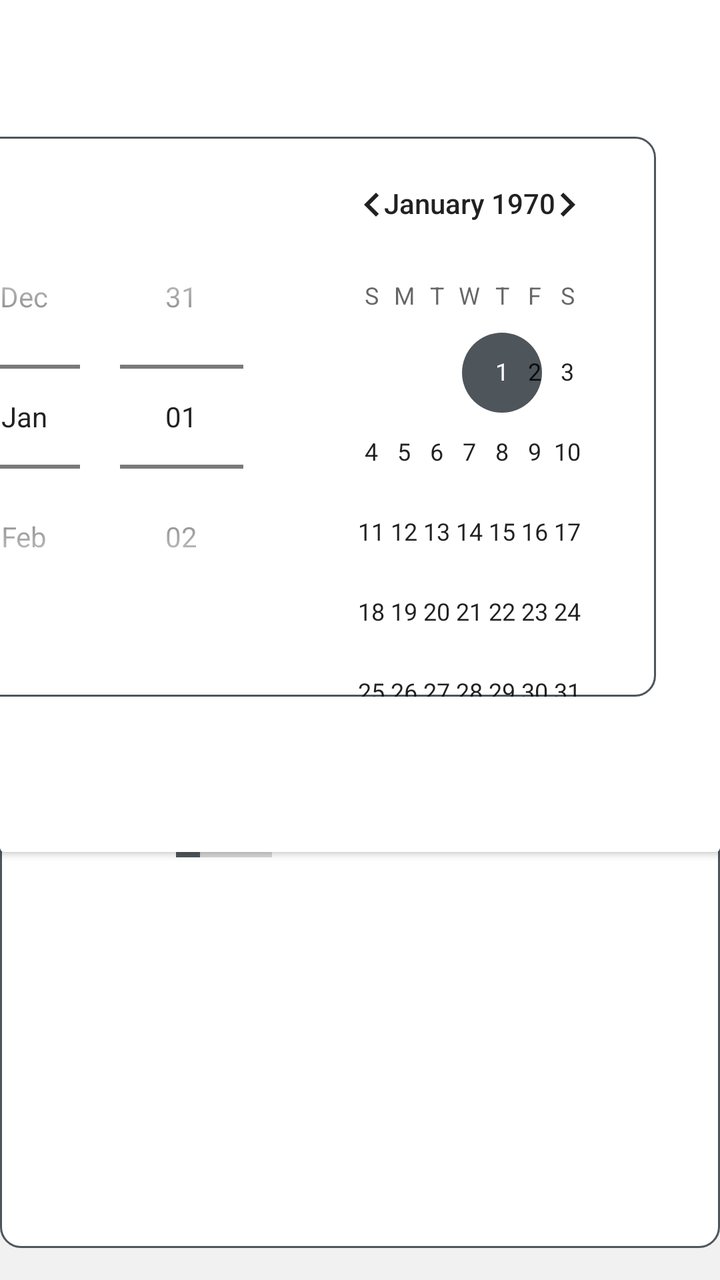
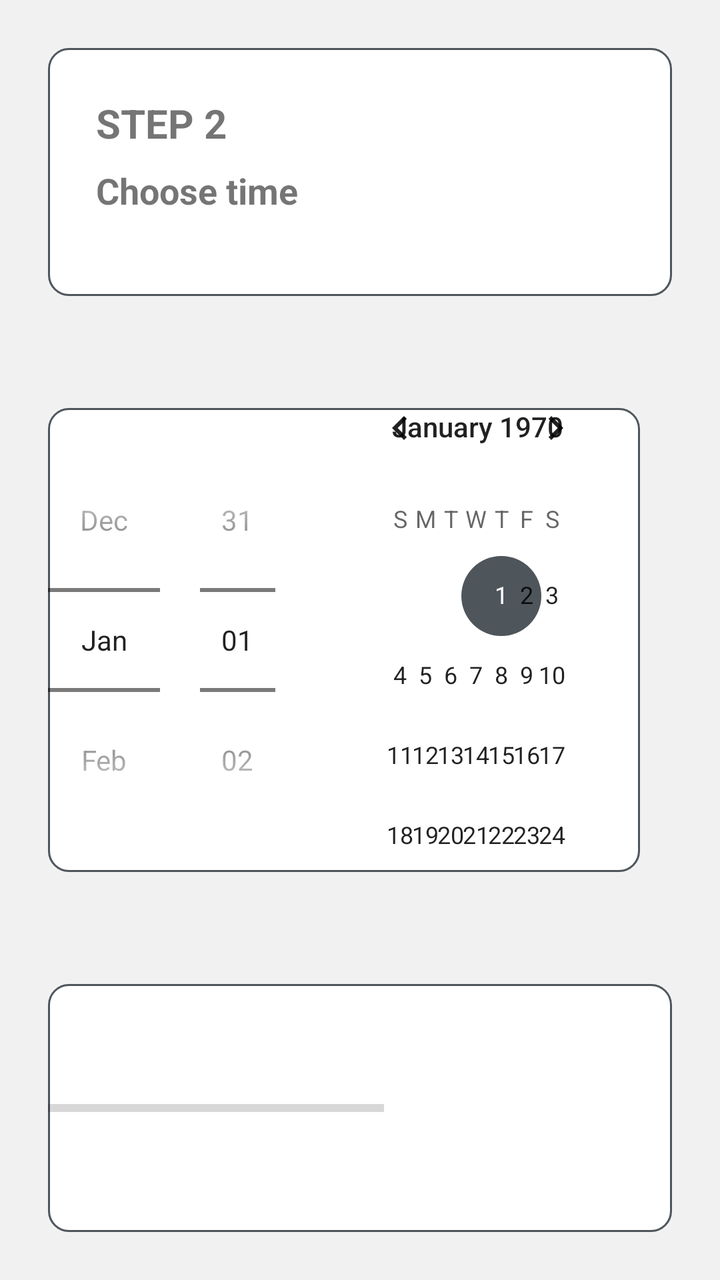

Screens rendered from an Android XML layout before and after an edit, with the pre-edit source and the edit as a unified diff.
<!-- AndroidManifest.xml: application theme AppTheme -->
<!-- res/layout/fragment_creator_time_select.xml -->
<?xml version="1.0" encoding="utf-8"?>
<layout xmlns:android="http://schemas.android.com/apk/res/android"
    xmlns:app="http://schemas.android.com/apk/res-auto"
    xmlns:tools="http://schemas.android.com/tools">

    <data>

        <variable
            name="viewModel"
            type="eu.agribot.agribotapp.ui.fragment.taskcreator.timeselect.CreatorTimeSelectViewModel" />
    </data>


    <androidx.constraintlayout.widget.ConstraintLayout
        android:layout_width="match_parent"
        android:layout_height="match_parent"
        android:background="@color/background_gray">


        <androidx.cardview.widget.CardView
            android:id="@+id/cardView"
            android:layout_width="0dp"
            android:layout_height="wrap_content"
            android:layout_marginTop="1dp"
            android:orientation="vertical"
            app:layout_constraintEnd_toEndOf="parent"
            app:layout_constraintStart_toStartOf="parent"
            app:layout_constraintTop_toTopOf="parent">

            <TextView
                android:layout_width="match_parent"
                android:layout_height="wrap_content"
                android:layout_marginHorizontal="@dimen/margin_xlarge"
                android:layout_marginTop="@dimen/margin_xlarge"
                android:layout_marginBottom="@dimen/margin_medium"
                android:text="STEP 2"
                android:textSize="@dimen/margin_xlarge"
                android:textStyle="bold" />

            <TextView
                android:layout_width="match_parent"
                android:layout_height="wrap_content"
                android:layout_marginHorizontal="@dimen/margin_xlarge"
                android:layout_marginBottom="@dimen/margin_xlarge"
                android:text="Choose time"
                android:textSize="@dimen/text_size_xlarge"
                android:textStyle="bold" />


        </androidx.cardview.widget.CardView>

        <androidx.cardview.widget.CardView
            android:id="@+id/cardView2"
            android:layout_width="0dp"
            android:layout_height="wrap_content"
            android:layout_marginBottom="214dp"
            android:gravity="center"
            app:layout_constraintBottom_toBottomOf="parent"
            app:layout_constraintEnd_toEndOf="parent"
            app:layout_constraintStart_toStartOf="parent">

            <LinearLayout
                android:layout_width="match_parent"
                android:layout_height="wrap_content"
                android:gravity="center"
                android:orientation="horizontal">

                <DatePicker
                    android:id="@+id/date_picker"
                    android:layout_width="wrap_content"
                    android:layout_height="wrap_content"
                    android:layout_gravity="center"
                    android:layout_margin="@dimen/margin_medium"
                    android:background="@drawable/rounded_corner_layout"
                    android:datePickerMode="spinner" />

                <TimePicker
                    android:id="@+id/time_picker"
                    android:layout_width="wrap_content"
                    android:layout_height="wrap_content"
                    android:layout_gravity="center"
                    android:layout_margin="@dimen/margin_xlarge"
                    android:background="@drawable/rounded_corner_layout"
                    android:timePickerMode="clock"
                    tools:layout_editor_absoluteX="680dp"
                    tools:layout_editor_absoluteY="0dp" />


            </LinearLayout>
        </androidx.cardview.widget.CardView>


        <LinearLayout
            android:layout_width="0dp"
            android:layout_height="wrap_content"
            android:layout_marginBottom="16dp"
            android:background="@drawable/rounded_corner_layout"
            android:gravity="end"
            android:orientation="horizontal"
            app:layout_constraintBottom_toBottomOf="parent"
            app:layout_constraintEnd_toEndOf="parent"
            app:layout_constraintStart_toStartOf="parent">

            <TextView
                android:layout_width="wrap_content"
                android:layout_height="wrap_content"
                android:layout_gravity="center"
                android:layout_marginHorizontal="@dimen/margin_xxlarge"
                android:text="@string/configuration_progress" />

            <ProgressBar
                style="@style/Widget.AppCompat.ProgressBar.Horizontal"
                android:layout_width="wrap_content"
                android:layout_height="wrap_content"
                android:padding="@dimen/margin_xxlarge"
                android:layout_gravity="center"
                android:layout_marginHorizontal="@dimen/margin_xxlarge"
                android:progress="25" />


            <TextView
                android:layout_width="wrap_content"
                android:layout_height="wrap_content"
                android:layout_gravity="center"
                android:layout_marginHorizontal="@dimen/margin_xxlarge"
                android:text="@string/set_time_question" />


            <androidx.appcompat.widget.SwitchCompat
                android:id="@+id/time_activator"
                android:layout_width="wrap_content"
                android:layout_height="wrap_content"
                android:layout_gravity="center"
                android:layout_marginHorizontal="@dimen/margin_xxlarge" />


            <com.google.android.material.button.MaterialButton
                android:layout_width="wrap_content"
                android:layout_height="wrap_content"
                android:layout_margin="@dimen/margin_medium"
                android:layout_gravity="center"
                android:onClick="@{()-> viewModel.onPreviousButtonClicked()}"
                android:text="@string/back_button" />

            <com.google.android.material.button.MaterialButton
                android:layout_width="wrap_content"
                android:layout_height="wrap_content"
                android:layout_gravity="center"
                android:layout_margin="@dimen/margin_medium"
                android:onClick="@{()-> viewModel.onNextButtonClicked()}"
                android:text="@string/next_button" />


        </LinearLayout>

    </androidx.constraintlayout.widget.ConstraintLayout>

</layout>
<!-- resources referenced by this layout -->
<resources>
  <color name="background_gray">#f1f1f1</color>
  <dimen name="margin_medium">8dp</dimen>
  <dimen name="margin_xlarge">24dp</dimen>
  <dimen name="margin_xxlarge">32dp</dimen>
  <dimen name="text_size_xlarge">20sp</dimen>
  <!-- drawable rounded_corner_layout (drawable-mdpi) -->
  <?xml version="1.0" encoding="utf-8"?>
  <shape xmlns:android="http://schemas.android.com/apk/res/android">
  
      <solid android:color="@android:color/white"/>
      <corners android:radius="10dp"/>
      <stroke
          android:width="1dp"
          android:color="@color/gray" />
  
  </shape>
  <string name="back_button">Powrót</string>
  <string name="configuration_progress">Postęp konfiguracji</string>
  <string name="next_button">Next</string>
  <string name="set_time_question">Czy chcesz ustawic czas?</string>
  <style name="AppTheme" parent="Theme.MaterialComponents.Light.DarkActionBar">
          
          <item name="colorPrimary">@color/colorPrimary</item>
          <item name="colorPrimaryDark">@color/colorPrimaryDark</item>
          <item name="colorAccent">@color/colorAccent</item>
      </style>
  <color name="gray">#4E555B</color>
  <color name="colorPrimary">@color/base_green</color>
  <color name="colorPrimaryDark">@color/base_green_darker</color>
  <color name="colorAccent">@color/gray</color>
  <color name="base_green">#719430</color>
  <color name="base_green_darker">#426600</color>
</resources>

<!-- the commit's change to res/layout/fragment_creator_time_select.xml (unified diff, before → after) -->
@@ -11,64 +11,56 @@
     </data>
 
 
-    <androidx.constraintlayout.widget.ConstraintLayout
+    <LinearLayout
         android:layout_width="match_parent"
         android:layout_height="match_parent"
+        android:gravity="center"
+        android:orientation="vertical"
         android:background="@color/background_gray">
 
 
-        <androidx.cardview.widget.CardView
-            android:id="@+id/cardView"
-            android:layout_width="0dp"
-            android:layout_height="wrap_content"
-            android:layout_marginTop="1dp"
-            android:orientation="vertical"
-            app:layout_constraintEnd_toEndOf="parent"
-            app:layout_constraintStart_toStartOf="parent"
-            app:layout_constraintTop_toTopOf="parent">
+            <LinearLayout
+                android:layout_width="match_parent"
+                android:layout_height="0dp"
+                android:layout_weight="1"
+                android:layout_margin="@dimen/margin_xlarge"
+                android:background="@drawable/rounded_corner_layout"
+                android:orientation="vertical">
 
-            <TextView
-                android:layout_width="match_parent"
-                android:layout_height="wrap_content"
-                android:layout_marginHorizontal="@dimen/margin_xlarge"
-                android:layout_marginTop="@dimen/margin_xlarge"
-                android:layout_marginBottom="@dimen/margin_medium"
-                android:text="STEP 2"
-                android:textSize="@dimen/margin_xlarge"
-                android:textStyle="bold" />
+                <TextView
+                    android:layout_width="match_parent"
+                    android:layout_height="wrap_content"
+                    android:layout_marginHorizontal="@dimen/margin_xlarge"
+                    android:layout_marginTop="@dimen/margin_xlarge"
+                    android:layout_marginBottom="@dimen/margin_medium"
+                    android:text="@string/step_2"
+                    android:textSize="@dimen/text_size_xlarge"
+                    android:textStyle="bold" />
 
-            <TextView
-                android:layout_width="match_parent"
-                android:layout_height="wrap_content"
-                android:layout_marginHorizontal="@dimen/margin_xlarge"
-                android:layout_marginBottom="@dimen/margin_xlarge"
-                android:text="Choose time"
-                android:textSize="@dimen/text_size_xlarge"
-                android:textStyle="bold" />
+                <TextView
+                    android:layout_width="match_parent"
+                    android:layout_height="wrap_content"
+                    android:layout_marginHorizontal="@dimen/margin_xlarge"
+                    android:layout_marginBottom="@dimen/margin_xlarge"
+                    android:text="@string/choose_time"
+                    android:textSize="@dimen/text_size_large"
+                    android:textStyle="bold" />
 
 
-        </androidx.cardview.widget.CardView>
+            </LinearLayout>
 
-        <androidx.cardview.widget.CardView
-            android:id="@+id/cardView2"
-            android:layout_width="0dp"
-            android:layout_height="wrap_content"
-            android:layout_marginBottom="214dp"
-            android:gravity="center"
-            app:layout_constraintBottom_toBottomOf="parent"
-            app:layout_constraintEnd_toEndOf="parent"
-            app:layout_constraintStart_toStartOf="parent">
 
             <LinearLayout
                 android:layout_width="match_parent"
-                android:layout_height="wrap_content"
-                android:gravity="center"
-                android:orientation="horizontal">
+                android:layout_height="0dp"
+                android:layout_weight="2"
+                android:layout_margin="@dimen/margin_xlarge"
+                android:gravity="center">
 
                 <DatePicker
                     android:id="@+id/date_picker"
                     android:layout_width="wrap_content"
-                    android:layout_height="wrap_content"
+                    android:layout_height="match_parent"
                     android:layout_gravity="center"
                     android:layout_margin="@dimen/margin_medium"
                     android:background="@drawable/rounded_corner_layout"
@@ -77,52 +69,46 @@
                 <TimePicker
                     android:id="@+id/time_picker"
                     android:layout_width="wrap_content"
-                    android:layout_height="wrap_content"
+                    android:layout_height="match_parent"
                     android:layout_gravity="center"
-                    android:layout_margin="@dimen/margin_xlarge"
+                    android:layout_margin="@dimen/margin_medium"
                     android:background="@drawable/rounded_corner_layout"
-                    android:timePickerMode="clock"
-                    tools:layout_editor_absoluteX="680dp"
-                    tools:layout_editor_absoluteY="0dp" />
+                    android:timePickerMode="clock" />
+            </LinearLayout>
 
-
-            </LinearLayout>
-        </androidx.cardview.widget.CardView>
 
 
         <LinearLayout
-            android:layout_width="0dp"
-            android:layout_height="wrap_content"
-            android:layout_marginBottom="16dp"
+            android:layout_width="match_parent"
+            android:layout_height="0dp"
+            android:layout_weight="1"
+            android:layout_margin="@dimen/margin_xlarge"
             android:background="@drawable/rounded_corner_layout"
             android:gravity="end"
-            android:orientation="horizontal"
-            app:layout_constraintBottom_toBottomOf="parent"
-            app:layout_constraintEnd_toEndOf="parent"
-            app:layout_constraintStart_toStartOf="parent">
+            android:orientation="horizontal">
 
             <TextView
                 android:layout_width="wrap_content"
                 android:layout_height="wrap_content"
                 android:layout_gravity="center"
-                android:layout_marginHorizontal="@dimen/margin_xxlarge"
+                android:layout_marginHorizontal="@dimen/margin_large"
                 android:text="@string/configuration_progress" />
 
             <ProgressBar
                 style="@style/Widget.AppCompat.ProgressBar.Horizontal"
-                android:layout_width="wrap_content"
+                android:layout_width="452dp"
                 android:layout_height="wrap_content"
-                android:padding="@dimen/margin_xxlarge"
+                android:padding="@dimen/margin_large"
                 android:layout_gravity="center"
-                android:layout_marginHorizontal="@dimen/margin_xxlarge"
-                android:progress="25" />
+                android:layout_marginHorizontal="@dimen/margin_large"
+                android:progress="50" />
 
 
             <TextView
                 android:layout_width="wrap_content"
                 android:layout_height="wrap_content"
                 android:layout_gravity="center"
-                android:layout_marginHorizontal="@dimen/margin_xxlarge"
+                android:layout_marginHorizontal="@dimen/margin_large"
                 android:text="@string/set_time_question" />
 
 
@@ -131,7 +117,7 @@
                 android:layout_width="wrap_content"
                 android:layout_height="wrap_content"
                 android:layout_gravity="center"
-                android:layout_marginHorizontal="@dimen/margin_xxlarge" />
+                android:layout_marginHorizontal="@dimen/margin_large" />
 
 
             <com.google.android.material.button.MaterialButton
@@ -146,13 +132,15 @@
                 android:layout_width="wrap_content"
                 android:layout_height="wrap_content"
                 android:layout_gravity="center"
-                android:layout_margin="@dimen/margin_medium"
+                android:layout_marginHorizontal="@dimen/margin_large"
+                android:layout_marginVertical="@dimen/margin_medium"
                 android:onClick="@{()-> viewModel.onNextButtonClicked()}"
                 android:text="@string/next_button" />
 
 
         </LinearLayout>
 
-    </androidx.constraintlayout.widget.ConstraintLayout>
+
+    </LinearLayout>
 
 </layout>
<!-- resource entries referenced after the edit -->
@@ -1,9 +1,10 @@
 <!-- resources referenced by this layout -->
 <resources>
   <color name="background_gray">#f1f1f1</color>
+  <dimen name="margin_large">16dp</dimen>
   <dimen name="margin_medium">8dp</dimen>
   <dimen name="margin_xlarge">24dp</dimen>
-  <dimen name="margin_xxlarge">32dp</dimen>
+  <dimen name="text_size_large">18sp</dimen>
   <dimen name="text_size_xlarge">20sp</dimen>
   <!-- drawable rounded_corner_layout (drawable-mdpi) -->
   <?xml version="1.0" encoding="utf-8"?>
@@ -17,9 +18,11 @@
   
   </shape>
   <string name="back_button">Powrót</string>
+  <string name="choose_time">Choose time</string>
   <string name="configuration_progress">Postęp konfiguracji</string>
   <string name="next_button">Next</string>
   <string name="set_time_question">Czy chcesz ustawic czas?</string>
+  <string name="step_2">STEP 2</string>
   <style name="AppTheme" parent="Theme.MaterialComponents.Light.DarkActionBar">
           
           <item name="colorPrimary">@color/colorPrimary</item>
